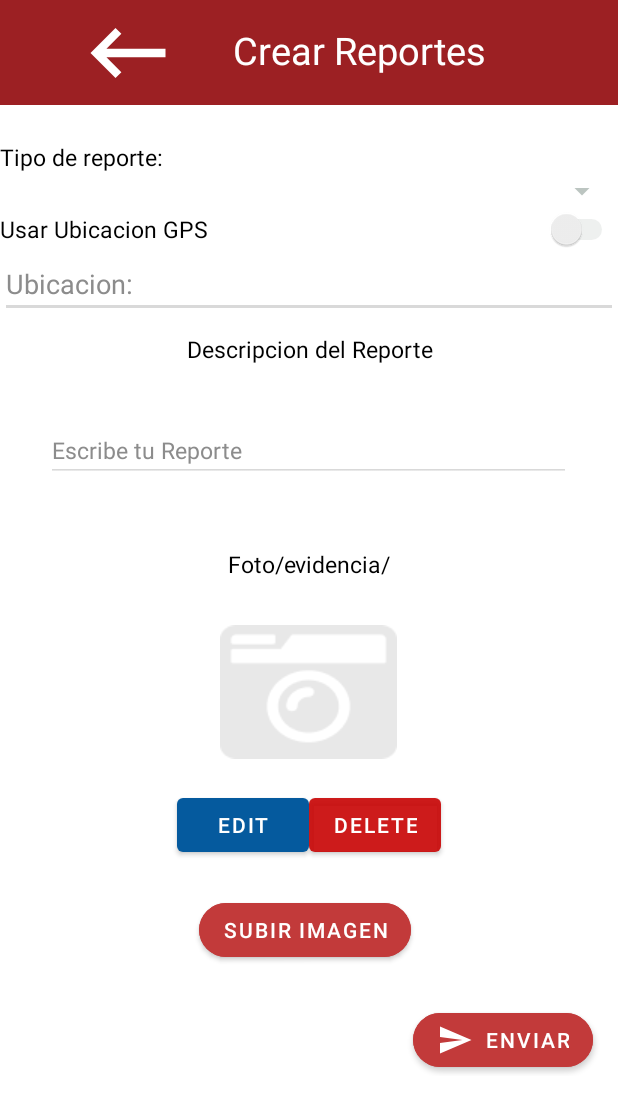
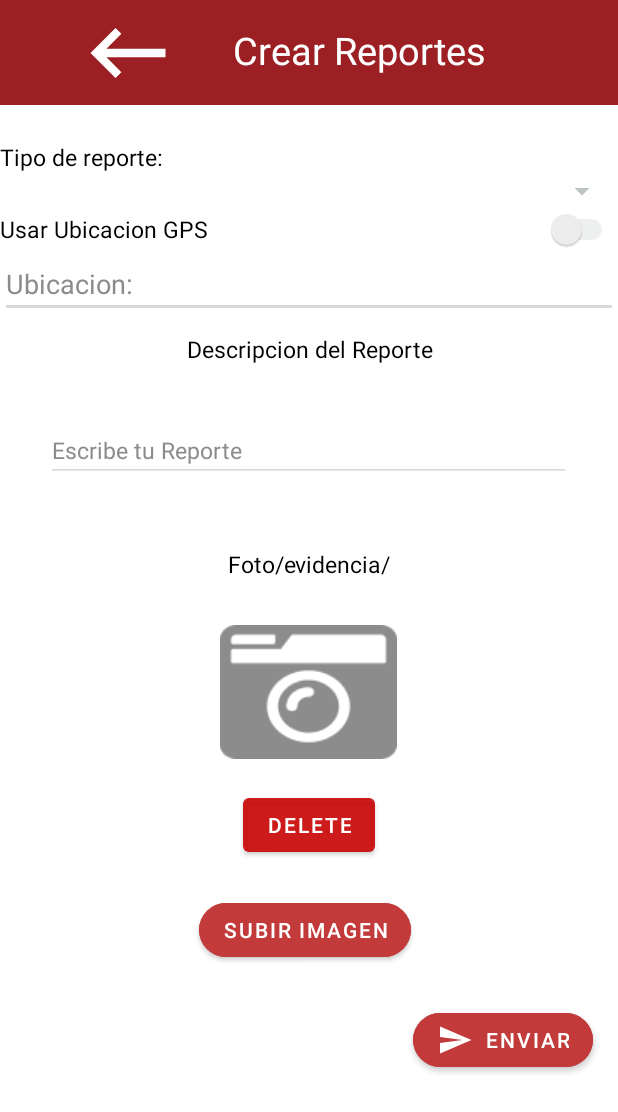
Before and after one commit to WilliamRVazquez/ManzReport, an Android app: the layout activity_crear_reportes.xml on its own in the app's theme, with its tools: preview values and no code run, on a phone screen of 412 x 824 dp. Shown: the top 1112 px of the screen. Run offline under Robolectric (Android 15) with nearby library versions, the phone set to English and light mode, and no system bars.

Commit message:
Solucion de bugs y mostrar imagen en el reporte

```diff
--- a/app/build.gradle
+++ b/app/build.gradle
@@ -42,6 +42,7 @@ dependencies {
     implementation 'com.google.firebase:firebase-storage:20.1.0'
     androidTestImplementation 'androidx.test.ext:junit:1.1.3'
     androidTestImplementation 'androidx.test.espresso:espresso-core:3.4.0'
+    implementation 'com.squareup.picasso:picasso:2.5.2'
 
 
 
--- a/app/src/main/res/layout/activity_crear_reportes.xml
+++ b/app/src/main/res/layout/activity_crear_reportes.xml
@@ -153,7 +153,7 @@
             android:layout_width="wrap_content"
             android:layout_height="wrap_content"
             android:layout_marginTop="30dp"
-            android:alpha="0.2"
+
             android:src="@drawable/camarea"
             app:layout_constraintEnd_toEndOf="parent"
             app:layout_constraintHorizontal_bias="0.498"
@@ -170,18 +170,6 @@
             app:layout_constraintTop_toBottomOf="@+id/imageView"
             android:id="@+id/layoutbtn"
             android:layout_marginTop="20dp">
-
-            <Button
-                android:id="@+id/btnEdit"
-                android:layout_width="wrap_content"
-                android:layout_height="wrap_content"
-                android:text="EDIT"
-                android:textColorHighlight="#009688"
-                app:backgroundTint="#055A9E" />
-
-            <Space
-                android:layout_width="wrap_content"
-                android:layout_height="wrap_content" />
 
             <Button
                 android:id="@+id/btnRemove"
```
Also changed, not shown: app/src/main/java/com/example/manzreport/crear_reportes.java (+84 -47 lines).
